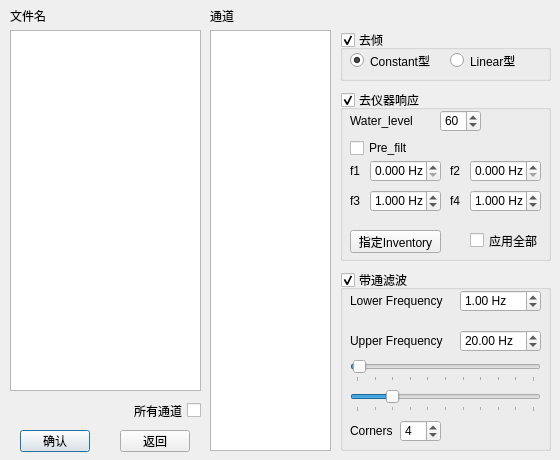
Veasonwang/Rcspy, file main/rcspy_Preprocessdialog.ui: the form before one commit.
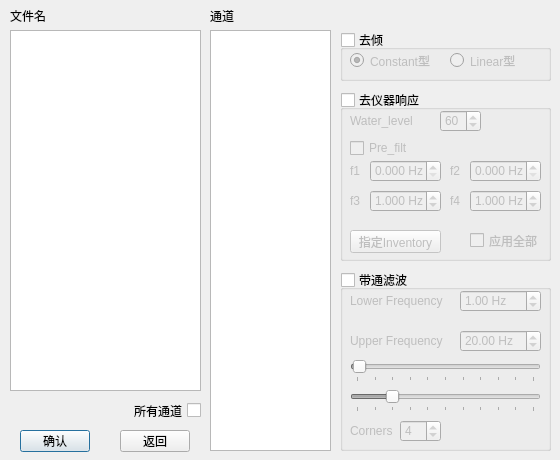
The form after the commit.

```diff
--- a/main/rcspy_Preprocessdialog.ui
+++ b/main/rcspy_Preprocessdialog.ui
@@ -66,6 +66,9 @@
    <property name="checkable">
     <bool>true</bool>
    </property>
+   <property name="checked">
+    <bool>false</bool>
+   </property>
    <widget class="QRadioButton" name="radioLinear">
     <property name="geometry">
      <rect>
@@ -111,6 +114,9 @@
    <property name="checkable">
     <bool>true</bool>
    </property>
+   <property name="checked">
+    <bool>false</bool>
+   </property>
    <widget class="QSlider" name="fminSlider">
     <property name="geometry">
      <rect>
@@ -350,6 +356,9 @@
    <property name="checkable">
     <bool>true</bool>
    </property>
+   <property name="checked">
+    <bool>false</bool>
+   </property>
    <widget class="QLabel" name="label_6">
     <property name="geometry">
      <rect>
```
